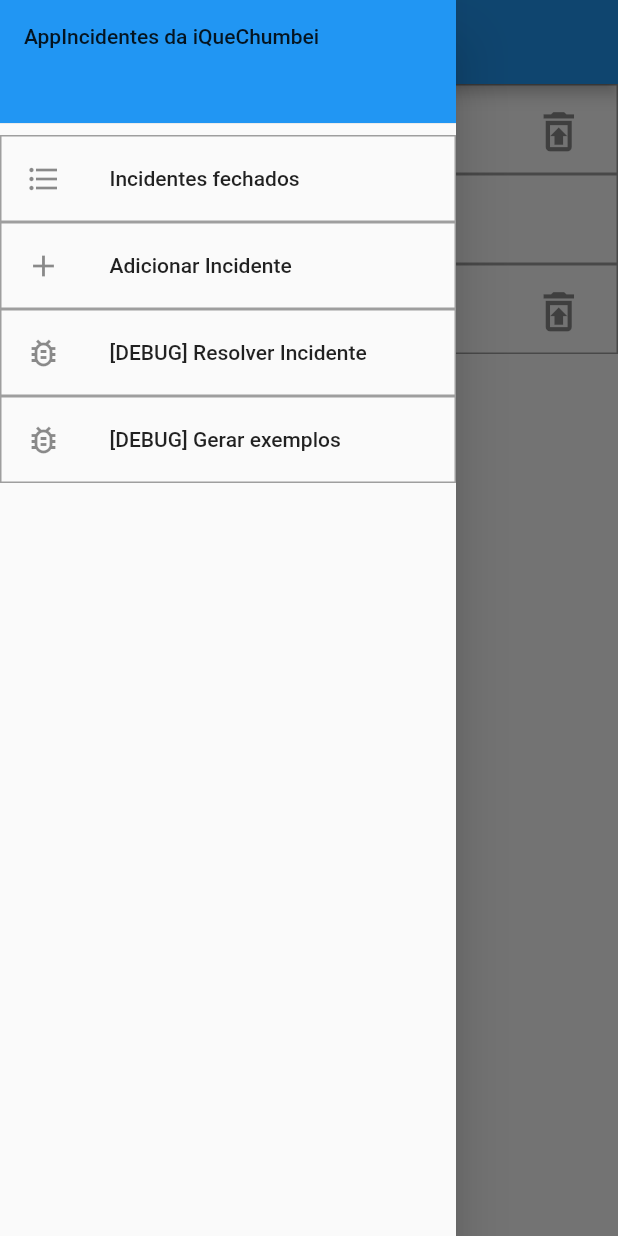
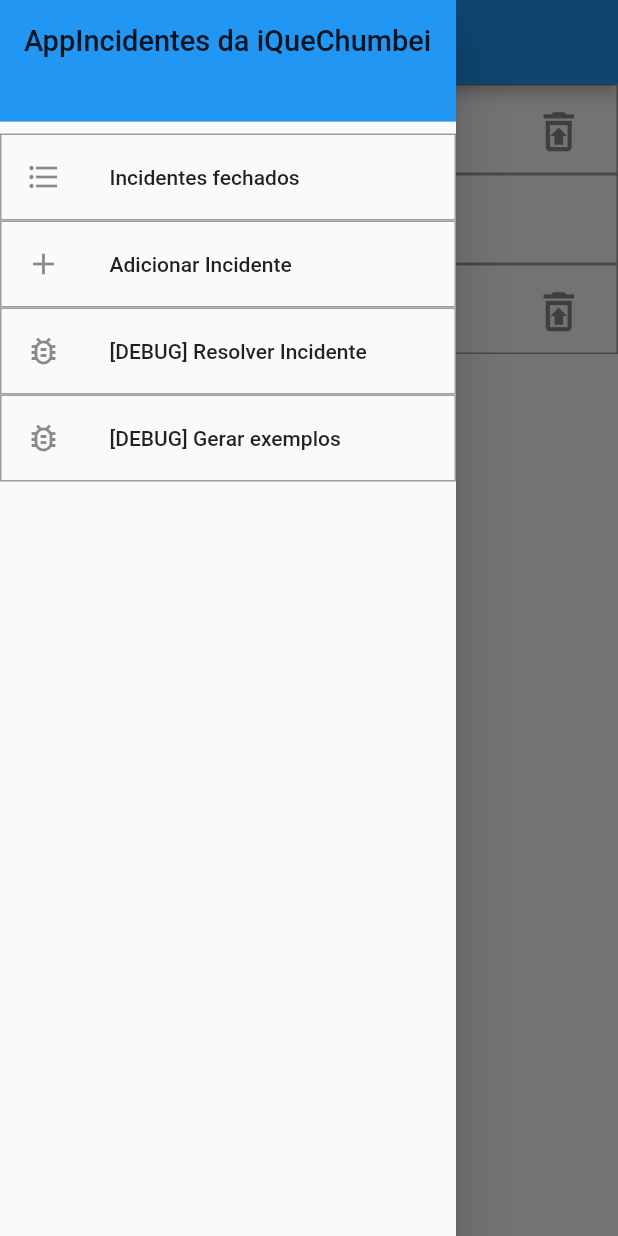
Before and after one commit to nunopenim/FlutterMiniProject, a Flutter app: the screen it shows after launch, with the side drawer open, on a phone screen of 412 x 824 dp. Run offline on Flutter 3.47's test engine with Material 2 defaults, Android fonts, the phone set to English and light mode, and no system bars.

Commit message:
geral: consolidado o aspeto geral da aplicação

```diff
--- a/lib/main.dart
+++ b/lib/main.dart
@@ -67,14 +67,14 @@ class _AppScreenState extends State<AppScreen> {
         title: Text(widget.title),
       ),
       drawer: Drawer(
-        //hopefully um menu hamburger, se bem me lembro de IHM
+        //hopefully um menu hamburger bom, se bem me lembro dos componentes de IHM
         child: ListView(
           padding: EdgeInsets.zero,
           children: <Widget>[
             Container(
-              height: 90.0,
+              height: 89.0, //este tamanho permite ter ao quadrado superior o mesmo tamanho da barra superior da aplicação, num ecra 1080x2220
               child: DrawerHeader(
-                child: Text('AppIncidentes da iQueChumbei'),
+                child: Text('AppIncidentes da iQueChumbei', textScaleFactor: 1.38), //também relacionado com o quadrado superior
                 decoration: BoxDecoration(
                   color: Colors.blue,
                 ),
```
